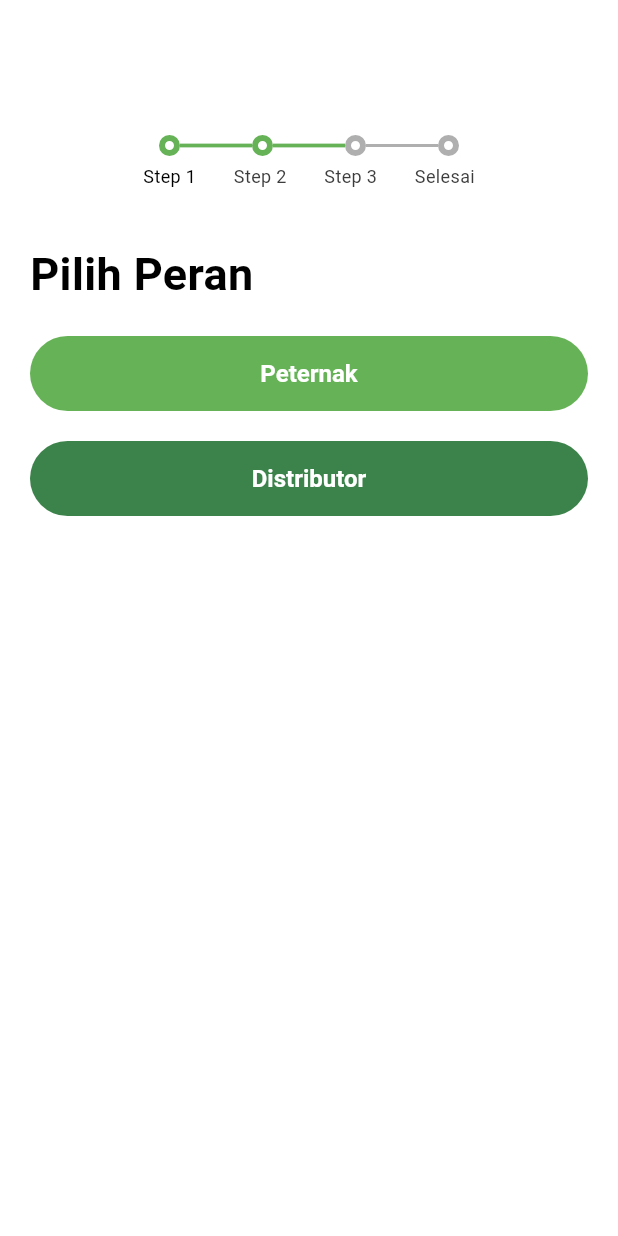
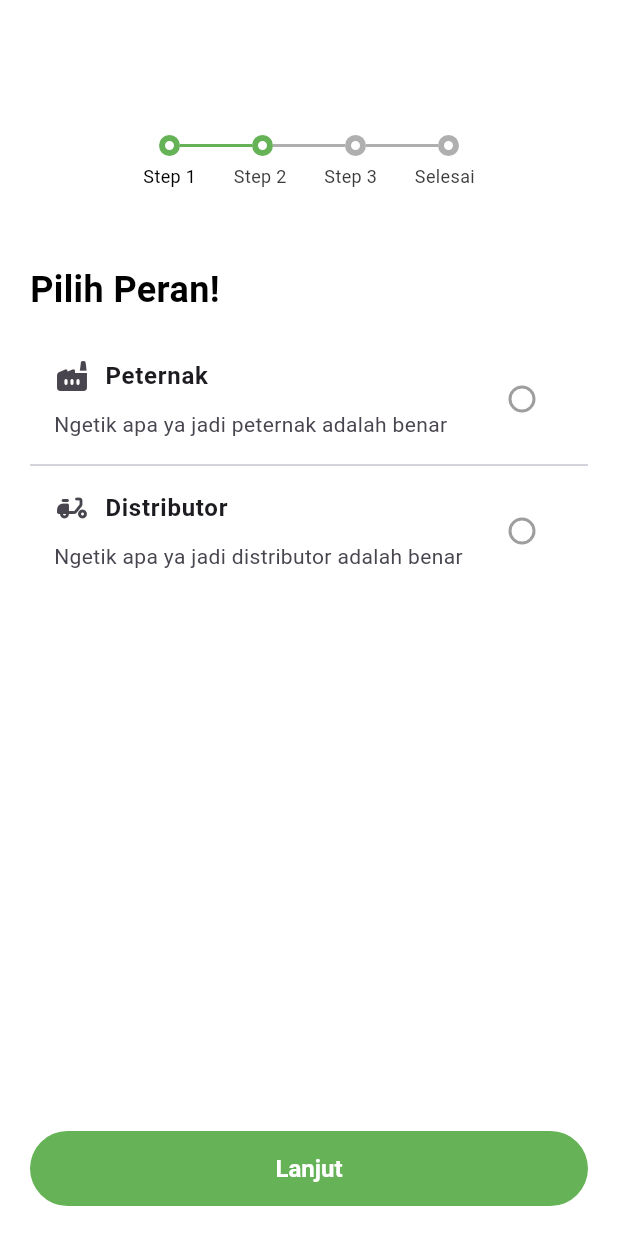
Before and after one commit to rizkikadafi/angkit-project, a Flutter app: the RegisterStep2 screen opened directly, on a phone screen of 412 x 824 dp. Run offline on Flutter 3.47's test engine with Material 3 defaults, Android fonts, the light colour scheme and no system bars; our stand-ins replace get.

Commit message:
bener dikit

```diff
--- a/lib/components/custom_stepper.dart
+++ b/lib/components/custom_stepper.dart
@@ -28,9 +28,11 @@ class CustomStepper extends StatelessWidget {
             ),
             Container(
               width: 48.0,
-              height: 2.5,
-              decoration: const BoxDecoration(
-                color: Color(0xff66B357),
+              height: 2.0,
+              decoration: BoxDecoration(
+                color: (step > 1)
+                    ? const Color(0xff66B357)
+                    : const Color(0xffAFAFAF),
               ),
             ),
             Container(
@@ -48,9 +50,9 @@ class CustomStepper extends StatelessWidget {
             ),
             Container(
               width: 48.0,
-              height: 2.5,
+              height: 2.0,
               decoration: BoxDecoration(
-                color: (step > 1)
+                color: (step > 2)
                     ? const Color(0xff66B357)
                     : const Color(0xffAFAFAF),
               ),
@@ -72,7 +74,7 @@ class CustomStepper extends StatelessWidget {
               width: 48.0,
               height: 2.0,
               decoration: BoxDecoration(
-                color: (step > 2)
+                color: (step > 3)
                     ? const Color(0xff66B357)
                     : const Color(0xffAFAFAF),
               ),
--- a/lib/main.dart
+++ b/lib/main.dart
@@ -19,9 +19,8 @@ class MyApp extends StatelessWidget {
       theme: ThemeData(
         filledButtonTheme: FilledButtonThemeData(
           style: FilledButton.styleFrom(
-            backgroundColor: Color(0xff66B357),
-            textStyle: TextStyle(fontSize: 16, fontWeight: FontWeight.bold)
-          ),
+              backgroundColor: Color(0xff66B357),
+              textStyle: TextStyle(fontSize: 16, fontWeight: FontWeight.bold)),
         ),
         scaffoldBackgroundColor: Colors.white,
         // colorScheme: ColorScheme.fromSeed(
@@ -29,6 +28,14 @@ class MyApp extends StatelessWidget {
         //   brightness: Brightness.values[1],
         // ),
         useMaterial3: true,
+        radioTheme: RadioThemeData(
+          fillColor: MaterialStateProperty.resolveWith((Set states) {
+            if (states.contains(MaterialState.selected)) {
+              return Colors.green;
+            }
+            return Colors.grey;
+          }),
+        ),
       ),
       home: const LoginPage(),
     );
--- a/lib/pages/login.dart
+++ b/lib/pages/login.dart
@@ -72,7 +72,7 @@ class _LoginPageState extends State<LoginPage> {
                       }
                       return null;
                     },
-                    obscureText: true,
+                    // obscureText: true,
                     decoration: InputDecoration(
                       filled: true,
                       fillColor: const Color(0xffF6F6F6),
--- a/lib/pages/register1.dart
+++ b/lib/pages/register1.dart
@@ -1,6 +1,4 @@
-import 'package:flutter/gestures.dart';
 import 'package:flutter/material.dart';
-import 'package:angkit_project/pages/login.dart';
 import 'package:angkit_project/pages/register2.dart';
 import 'package:angkit_project/components/custom_stepper.dart';
 
@@ -64,7 +62,7 @@ class _RegisterPageState extends State<RegisterPage> {
                 children: [
                   const SizedBox(height: 70),
                   CustomStepper(step: 1),
-                  const SizedBox(height: 35),
+                  const SizedBox(height: 50),
                   const Text(
                     "Daftar",
                     style: TextStyle(
@@ -80,7 +78,7 @@ class _RegisterPageState extends State<RegisterPage> {
                       }
                       return null;
                     },
-                    obscureText: true,
+                    // obscureText: true,
                     decoration: InputDecoration(
                       filled: true,
                       fillColor: const Color(0xffF6F6F6),
--- a/lib/pages/register2.dart
+++ b/lib/pages/register2.dart
@@ -1,6 +1,4 @@
-import 'package:flutter/gestures.dart';
 import 'package:flutter/material.dart';
-import 'package:angkit_project/pages/login.dart';
 import 'package:angkit_project/pages/register3.dart';
 import 'package:angkit_project/components/custom_stepper.dart';
 
@@ -11,11 +9,14 @@ class RegisterStep2 extends StatefulWidget {
   State<RegisterStep2> createState() => _RegisterStep2State();
 }
 
+enum Role { peternak, distributor }
+
 class _RegisterStep2State extends State<RegisterStep2> {
   final passwordController = TextEditingController();
   final usernameController = TextEditingController();
   FocusNode focusNode = FocusNode();
   FocusNode ufocusNode = FocusNode();
+  Role? role;
 
   @override
   Widget build(BuildContext context) {
@@ -64,68 +65,85 @@ class _RegisterStep2State extends State<RegisterStep2> {
                 children: [
                   const SizedBox(height: 70),
                   CustomStepper(step: 2),
-                  const SizedBox(height: 35),
+                  const SizedBox(height: 50),
                   const Text(
-                    "Pilih Peran",
+                    "Pilih Peran!",
                     style: TextStyle(
-                        fontSize: 30,
+                        fontSize: 24,
                         fontWeight: FontWeight.bold,
                         color: Colors.black),
                   ),
                   const SizedBox(height: 20),
-                  SizedBox(
-                    width: double.infinity,
-                    height: 50,
-                    child: FilledButton(
-                      onPressed: () {
-                        Navigator.of(context).push(MaterialPageRoute(
-                            builder: (context) => const RegisterStep3()));
-                      },
-                      child: const Text('Peternak'),
-                    ),
-                  ),
-                  const SizedBox(height: 20),
-                  SizedBox(
-                    width: double.infinity,
-                    height: 50,
-                    child: FilledButton(
-                      onPressed: () {
-                        Navigator.of(context).push(MaterialPageRoute(
-                            builder: (context) => const RegisterStep3()));
-                      },
-                      child: const Text('Distributor'),
-                      style: ButtonStyle(
-                        backgroundColor:
-                            MaterialStateProperty.all<Color>(Color(0xff3C834B)),
+                  RadioListTile(
+                    value: Role.peternak,
+                    groupValue: role,
+                    onChanged: (val) {
+                      setState(() {
+                        role = val;
+                      });
+                    },
+                    title: const Padding(
+                      padding: EdgeInsets.only(bottom: 10),
+                      child: Row(
+                        children: [
+                          Icon(Icons.factory_rounded),
+                          SizedBox(width: 10),
+                          Text(
+                            'Peternak',
+                            style: TextStyle(
+                              fontSize: 16,
+                              fontWeight: FontWeight.bold,
+                            ),
+                          ),
+                        ],
                       ),
                     ),
+                    subtitle:
+                        const Text('Ngetik apa ya jadi peternak adalah benar'),
+                    controlAffinity: ListTileControlAffinity.trailing,
+                  ),
+                  const Divider(),
+                  RadioListTile(
+                    value: Role.distributor,
+                    groupValue: role,
+                    onChanged: (val) {
+                      setState(() {
+                        role = val;
+                      });
+                    },
+                    title: const Padding(
+                      padding: EdgeInsets.only(bottom: 10),
+                      child: Row(
+                        children: [
+                          Icon(Icons.delivery_dining_rounded),
+                          SizedBox(width: 10),
+                          Text(
+                            'Distributor',
+                            style: TextStyle(
+                              fontSize: 16,
+                              fontWeight: FontWeight.bold,
+                            ),
+                          ),
+                        ],
+                      ),
+                    ),
+                    subtitle: const Text(
+                        'Ngetik apa ya jadi distributor adalah benar'),
+                    controlAffinity: ListTileControlAffinity.trailing,
                   ),
                 ],
               ),
-              // Column(
-              //   mainAxisAlignment: MainAxisAlignment.end,
-              //   children: [
-              //     RichText(
-              //       text: TextSpan(
-              //         text: 'Sudah punya akun? ',
-              //         style: TextStyle(fontSize: 15, color: Colors.black),
-              //         children: [
-              //           TextSpan(
-              //             recognizer: TapGestureRecognizer()
-              //               ..onTap = () {
-              //                 Navigator.of(context).push(MaterialPageRoute(
-              //                     builder: (context) => const LoginPage()));
-              //               },
-              //             style:
-              //                 TextStyle(fontSize: 15, color: Color(0xff3C834B)),
-              //             text: 'Masuk',
-              //           ),
-              //         ],
-              //       ),
-              //     ),
-              //     const SizedBox(height: 20),
-              //   ],
-              // ),
+              SizedBox(
+                width: double.infinity,
+                height: 50,
+                child: FilledButton(
+                  onPressed: () {
+                    Navigator.of(context).push(MaterialPageRoute(
+                        builder: (context) => const RegisterStep3()));
+                  },
+                  child: const Text('Lanjut'),
+                ),
+              ),
               // const SizedBox(height: 20),
             ],
           ),
--- a/lib/pages/register3.dart
+++ b/lib/pages/register3.dart
@@ -1,6 +1,4 @@
-import 'package:flutter/gestures.dart';
 import 'package:flutter/material.dart';
-import 'package:angkit_project/pages/login.dart';
 import 'package:angkit_project/pages/register4.dart';
 import 'package:angkit_project/components/custom_stepper.dart';
 
@@ -64,7 +62,7 @@ class _RegisterStep3State extends State<RegisterStep3> {
                 children: [
                   const SizedBox(height: 70),
                   CustomStepper(step: 3),
-                  const SizedBox(height: 35),
+                  const SizedBox(height: 50),
                   const Text(
                     "Informasi Peternakan",
                     style: TextStyle(
```
Also changed, not shown: lib/pages/register4.dart (+17 -13 lines).
